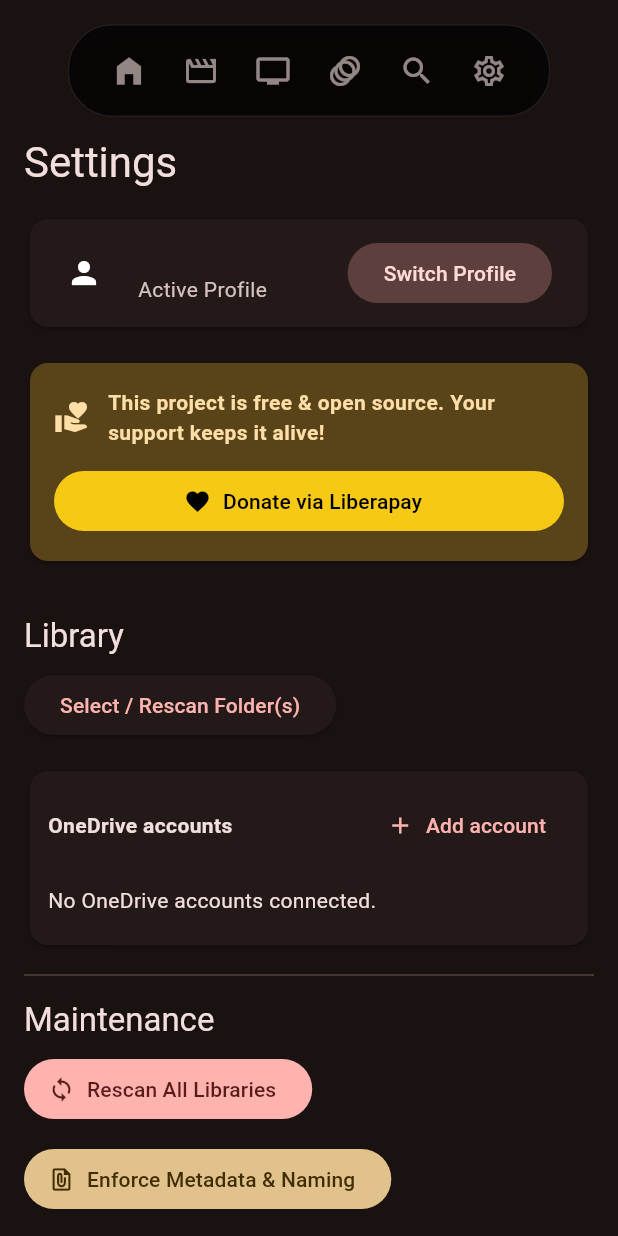
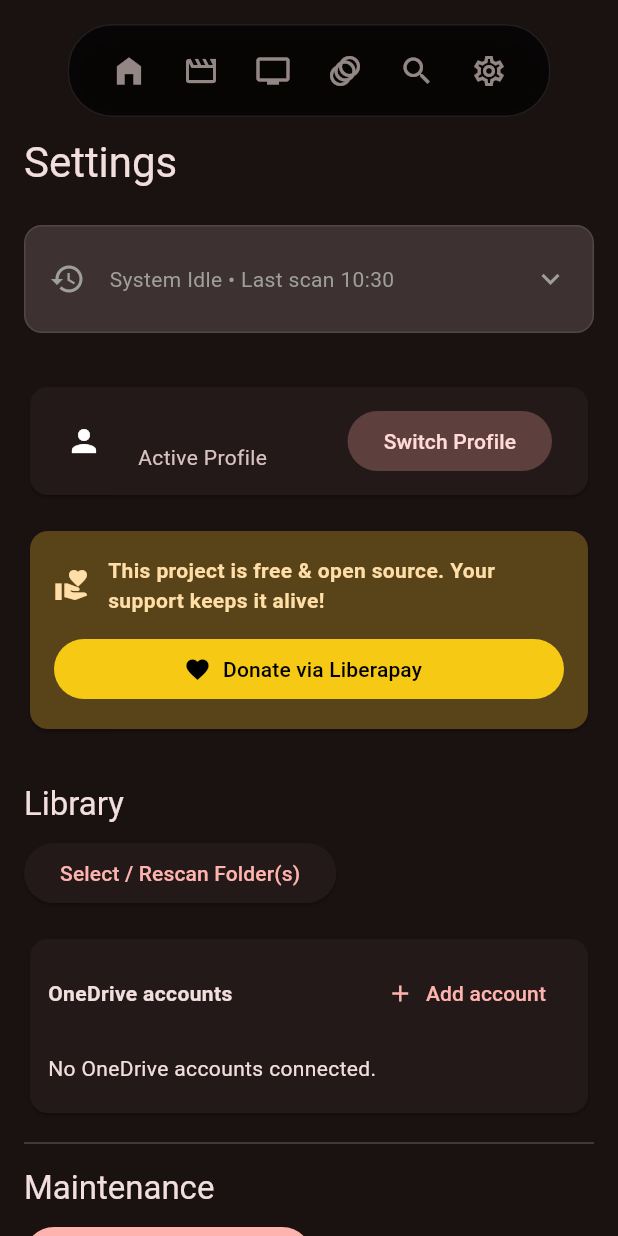
Before and after one commit to Freaks-Empire/Freak-Flix, a Flutter app: the SettingsScreen screen opened by its route, on a phone screen of 412 x 824 dp. Run offline on Flutter 3.47's test engine with Material 3 defaults, Android fonts, the phone set to English and light mode, and no system bars; our stand-ins replace cached_network_image, file_picker, flutter_dotenv, flutter_local_notifications, go_router, package_info_plus and 3 more; missing offline and left inert: flutter_foreground_task, media_kit, media_kit_video, youtube_explode_dart; accounts and stored records are empty; network calls fail.

Commit message:
Feat: Implement ActivityCommandCenter dashboard in Settings

```diff
--- a/lib/screens/settings_screen.dart
+++ b/lib/screens/settings_screen.dart
@@ -24,6 +24,7 @@ import '../services/data_backup_service.dart'; // NEW
 import 'onedrive_folder_picker.dart';
 
 import 'package:file_picker/file_picker.dart';
+import '../widgets/activity_command_center.dart'; // NEW
 
 class SettingsScreen extends StatefulWidget {
   const SettingsScreen({super.key});
@@ -149,6 +150,10 @@ class _SettingsScreenState extends State<SettingsScreen> {
         // Header
         Text('Settings', style: Theme.of(context).textTheme.headlineMedium),
         const SizedBox(height: 16),
+
+        // Command Center (Activity Dashboard)
+        const ActivityCommandCenter(),
+        const SizedBox(height: 24),
 
         // Profile Section
         if (profileProvider.activeProfile != null) ...[
--- /dev/null
+++ b/lib/widgets/activity_command_center.dart
@@ -0,0 +1,385 @@
+import 'package:flutter/material.dart';
+import 'package:provider/provider.dart';
+import '../providers/library_provider.dart';
+
+/// A high-fidelity, production-ready Activity Command Center widget.
+/// Manages complex visual states (Idle, Busy, Expanded) for the media application.
+///
+/// AESTHETIC: DARK_MODE_NETFLIX_CYBERPUNK
+class ActivityCommandCenter extends StatefulWidget {
+  const ActivityCommandCenter({super.key});
+
+  @override
+  State<ActivityCommandCenter> createState() => _ActivityCommandCenterState();
+}
+
+class _ActivityCommandCenterState extends State<ActivityCommandCenter> with SingleTickerProviderStateMixin {
+  bool _isExpanded = false;
+  bool _showRawLogs = false;
+
+  @override
+  Widget build(BuildContext context) {
+    // Usage: Consumer ensures we rebuild on LibraryProvider changes
+    return Consumer<LibraryProvider>(
+      builder: (context, library, child) {
+        // --- Simulated State Input Mapping ---
+        // Mapping real provider state to the requested input variables
+        final bool isLoading = library.isLoading;
+        // If status empty, default to "System Idle"
+        final String currentTask = library.scanningStatus.isNotEmpty
+            ? library.scanningStatus
+            : 'System Idle';
+
+        // Calculate progress if available, else indeterminate (null)
+        double? progress; // null for indeterminate
+        if (library.totalToScan > 0) {
+           progress = library.scannedCount / library.totalToScan;
+        } else if (isLoading) {
+           progress = null; // Indeterminate
+        } else {
+           progress = 0.0;
+        }
+
+        final int activeTasksCount = isLoading ? 1 : 0; // Simplified for now
+
+        // Format Current Time for "Last scan" placeholder
+        final String timeString = "${DateTime.now().hour.toString().padLeft(2, '0')}:${DateTime.now().minute.toString().padLeft(2, '0')}";
+
+        // --- Aesthetics ---
+        final theme = Theme.of(context);
+        final colorScheme = theme.colorScheme;
+
+        // "Cyberpunk" accents
+        final Color accentColor = isLoading ? const Color(0xFF00E5FF) : Colors.grey; // Cyan when busy
+        final Color dangerColor = const Color(0xFFFF2B2B); // Red for errors/logs
+        final Color surfaceColor = _isExpanded
+            ? Color.alphaBlend(Colors.black.withOpacity(0.2), colorScheme.surfaceContainerHighest)
+            : colorScheme.surfaceContainerHighest;
+
+        return AnimatedContainer(
+          duration: const Duration(milliseconds: 300),
+          curve: Curves.easeInOutCubic,
+          margin: const EdgeInsets.symmetric(vertical: 8.0, horizontal: 0.0),
+          decoration: BoxDecoration(
+            color: surfaceColor,
+            borderRadius: BorderRadius.circular(12),
+            border: Border.all(
+              color: _isExpanded ? accentColor.withOpacity(0.3) : Colors.white10,
+              width: 1.0,
+            ),
+            boxShadow: _isExpanded ? [
+               BoxShadow(color: accentColor.withOpacity(0.1), blurRadius: 12, spreadRadius: -2)
+            ] : [],
+          ),
+          child: Column(
+            mainAxisSize: MainAxisSize.min,
+            children: [
+              // --- HEADS-UP STATE (Collapsed / Header) ---
+              InkWell(
+                onTap: () => setState(() => _isExpanded = !_isExpanded),
+                borderRadius: BorderRadius.circular(12), // Match container
+                child: SizedBox(
+                  height: 70,
+                  child: Stack(
+                    children: [
+                      // Main Row
+                      Padding(
+                        padding: const EdgeInsets.symmetric(horizontal: 16.0),
+                        child: Row(
+                          children: [
+                            // Left Icon
+                            AnimatedSwitcher(
+                              duration: const Duration(milliseconds: 300),
+                              child: isLoading
+                                  ? SizedBox(
+                                      key: const ValueKey('busy'),
+                                      width: 24,
+                                      height: 24,
+                                      child: CircularProgressIndicator(
+                                        strokeWidth: 2.5,
+                                        color: accentColor,
+                                      ),
+                                    )
+                                  : Icon(
+                                      Icons.history,
+                                      key: const ValueKey('idle'),
+                                      color: Colors.grey,
+                                    ),
+                            ),
+                            const SizedBox(width: 16),
+
+                            // Center Text
+                            Expanded(
+                              child: Column(
+                                mainAxisAlignment: MainAxisAlignment.center,
+                                crossAxisAlignment: CrossAxisAlignment.start,
+                                children: [
+                                  AnimatedSwitcher(
+                                    duration: const Duration(milliseconds: 200),
+                                    child: isLoading
+                                        ? Text(
+                                            "Processing: $activeTasksCount Tasks Active",
+                                            key: const ValueKey('text_busy'),
+                                            style: theme.textTheme.titleMedium?.copyWith(
+                                              color: Colors.white,
+                                              fontWeight: FontWeight.bold,
+                                              letterSpacing: 0.5,
+                                            ),
+                                          )
+                                        : Text(
+                                            "System Idle • Last scan $timeString",
+                                            key: const ValueKey('text_idle'),
+                                            style: theme.textTheme.bodyMedium?.copyWith(
+                                              color: Colors.grey,
+                                              // Using roboto/standard for idle text as requested
+                                            ),
+                                          ),
+                                  ),
+                                  if (isLoading)
+                                    Padding(
+                                      padding: const EdgeInsets.only(top: 4),
+                                      child: Text(
+                                        currentTask,
+                                        maxLines: 1,
+                                        overflow: TextOverflow.ellipsis,
+                                        style: TextStyle(
+                                          color: Colors.white70,
+                                          fontSize: 12,
+                                          fontFamily: 'monospace' // Fallback for dev/terminal feel
+                                        ),
+                                      ),
+                                    ),
+                                ],
+                              ),
+                            ),
+
+                            // Expand Chevron
+                            AnimatedRotation(
+                              turns: _isExpanded ? 0.5 : 0.0,
+                              duration: const Duration(milliseconds: 300),
+                              child: const Icon(Icons.expand_more, color: Colors.grey),
+                            ),
+                          ],
+                        ),
+                      ),
+
+                      // The "Secret" Bottom Progress Bar
+                      if (isLoading)
+                        Positioned(
+                          left: 4, right: 4, bottom: 0,
+                          child: ClipRRect(
+                            borderRadius: const BorderRadius.vertical(bottom: Radius.circular(12)),
+                            child: LinearProgressIndicator(
+                              value: progress, // Null = indeterminate animation
+                              minHeight: 2,
+                              backgroundColor: Colors.transparent,
+                              color: accentColor,
+                            ),
+                          ),
+                        ),
+                    ],
+                  ),
+                ),
+              ),
+
+              // --- COMMAND CENTER STATE (Expanded Content) ---
+              AnimatedSize(
+                duration: const Duration(milliseconds: 300),
+                curve: Curves.easeInOutCubic,
+                child: _isExpanded
+                    ? Column(
+                        crossAxisAlignment: CrossAxisAlignment.stretch,
+                        children: [
+                          const Divider(height: 1, color: Colors.white10),
+
+                          // SECTION A: Active High-Priority Row
+                          Padding(
+                            padding: const EdgeInsets.all(16.0),
+                            child: Column(
+                              crossAxisAlignment: CrossAxisAlignment.start,
+                              children: [
+                                Row(
+                                  mainAxisAlignment: MainAxisAlignment.spaceBetween,
+                                  children: [
+                                    Text(
+                                      "ACTIVE TASK",
+                                      style: theme.textTheme.labelSmall?.copyWith(
+                                        color: accentColor,
+                                        fontWeight: FontWeight.w900,
+                                        letterSpacing: 1.2
+                                      )
+                                    ),
+                                    // Monospace Metadata
+                                    Text(
+                                      isLoading ? "RUNNING • ${(progress != null ? (progress! * 100).toStringAsFixed(1) : '--')}%" : "WAITING",
+                                      style: const TextStyle(
+                                        fontFamily: 'monospace',
+                                        fontSize: 12,
+                                        color: Colors.grey,
+                                      ),
+                                    ),
+                                  ],
+                                ),
+                                const SizedBox(height: 12),
+                                // Metadata / Speed (Simulated)
+                                if (isLoading) ...[
+                                  Text(
+                                    currentTask,
+                                    style: theme.textTheme.bodyLarge?.copyWith(fontWeight: FontWeight.w600),
+                                  ),
+                                  const SizedBox(height: 4),
+                                  const Text(
+                                    "Rate estimates unavailable", // Placeholder for Speed
+                                    style: TextStyle(fontFamily: 'monospace', fontSize: 11, color: Colors.grey),
+                                  ),
+                                  const SizedBox(height: 12),
+
+                                  // Thick Progress Bar
+                                  ClipRRect(
+                                    borderRadius: BorderRadius.circular(4),
+                                    child: LinearProgressIndicator(
+                                      value: progress,
+                                      minHeight: 8,
+                                      backgroundColor: Colors.black26,
+                                      color: accentColor, // "Cyberpunk" Cyan
+                                    ),
+                                  ),
+                                ] else
+                                  const Padding(
+                                    padding: EdgeInsets.symmetric(vertical: 12),
+                                    child: Center(child: Text("No active processes.", style: TextStyle(color: Colors.white38))),
+                                  ),
+                              ],
+                            ),
+                          ),
+
+                          // SECTION B: Queue (Simulated for this widget, could be real later)
+                          Container(
+                            color: Colors.black12,
+                            padding: const EdgeInsets.symmetric(vertical: 8),
+                            child: Column(
+                              crossAxisAlignment: CrossAxisAlignment.start,
+                              children: [
+                                Padding(
+                                  padding: const EdgeInsets.symmetric(horizontal: 16, vertical: 8),
+                                  child: Text(
+                                    "QUEUE (PENDING)",
+                                    style: theme.textTheme.labelSmall?.copyWith(color: Colors.white38)
+                                  ),
+                                ),
+                                if (isLoading && library.totalToScan > library.scannedCount)
+                                  _TaskItem(
+                                      title: "Pending Item #${library.scannedCount + 1}",
+                                      status: "Queued",
+                                      isDimmed: true
+                                  )
+                                else
+                                  const Padding(
+                                    padding: EdgeInsets.symmetric(horizontal: 16, vertical: 4),
+                                    child: Text("Empty", style: TextStyle(color: Colors.white24, fontStyle: FontStyle.italic)),
+                                  ),
+                              ],
+                            ),
+                          ),
+
+                          // SECTION C: Console Footer
+                          InkWell(
+                            onTap: () => setState(() => _showRawLogs = !_showRawLogs),
+                            child: Container(
+                              padding: const EdgeInsets.symmetric(horizontal: 16, vertical: 12),
+                              decoration: const BoxDecoration(
+                                border: Border(top: BorderSide(color: Colors.white10)),
+                              ),
+                              child: Row(
+                                children: [
+                                  Icon(_showRawLogs ? Icons.terminal : Icons.code, size: 16, color: Colors.grey),
+                                  const SizedBox(width: 8),
+                                  Text(
+                                    _showRawLogs ? "Hide Raw Logs" : "View Raw Logs",
+                                    style: const TextStyle(fontSize: 12, color: Colors.grey, fontWeight: FontWeight.bold),
+                                  ),
+                                  const Spacer(),
+                                  if (library.error != null)
+                                    Icon(Icons.warning_amber_rounded, size: 16, color: dangerColor),
+                                ],
+                              ),
+                            ),
+                          ),
+
+                          // Raw Logs View (Terminal Style)
+                          AnimatedCrossFade(
+                            duration: const Duration(milliseconds: 200),
+                            crossFadeState: _showRawLogs ? CrossFadeState.showSecond : CrossFadeState.showFirst,
+                            firstChild: const SizedBox(width: double.infinity),
+                            secondChild: Container(
+                              width: double.infinity,
+                              height: 150,
+                              color: const Color(0xFF101010), // Almost black
+                              padding: const EdgeInsets.all(12),
+                              child: SingleChildScrollView(
+                                reverse: true,
+                                child: Text(
+                                  _buildMockLogs(library),
+                                  style: const TextStyle(
+                                    fontFamily: 'monospace',
+                                    fontSize: 11,
+                                    color: Color(0xFF00FF41), // Terminal Green
+                                    height: 1.4,
+                                  ),
+                                ),
+                              ),
+                            ),
+                          ),
+                        ],
+                      )
+                    : const SizedBox.shrink(),
+              ),
+            ],
+          ),
+        );
+      },
+    );
+  }
+
+  String _buildMockLogs(LibraryProvider lib) {
+    if (lib.error != null) {
+      return "[ERROR] ${DateTime.now().toIso8601String()}\n${lib.error}\n[CRITICAL] Process halted.";
+    }
+    if (lib.isLoading) {
+      return "[INFO] Scan initiated by User\n[INFO] Connecting to Metadata Service...\n[DEBUG] Found ${lib.scannedCount} items so far\n[INFO] Processing: ${lib.currentScanItem ?? 'Unknown'}...\n> _";
+    }
+    return "[SYSTEM] Ready.\n[SYSTEM] Waiting for commands...\n> _";
+  }
+}
+
+/// Helper widget for Queue items.
+/// Dims content to 60% opacity as requested for Section B.
+class _TaskItem extends StatelessWidget {
+  final String title;
+  final String status;
+  final bool isDimmed;
+
+  const _TaskItem({
+    required this.title,
+    required this.status,
+    this.isDimmed = false,
+  });
+
+  @override
+  Widget build(BuildContext context) {
+    return Opacity(
+      opacity: isDimmed ? 0.6 : 1.0,
+      child: Padding(
+        padding: const EdgeInsets.symmetric(horizontal: 16, vertical: 6),
+        child: Row(
+          children: [
+            const Icon(Icons.circle_outlined, size: 12, color: Colors.grey),
+            const SizedBox(width: 12),
+            Expanded(child: Text(title, style: const TextStyle(fontSize: 13))),
+            Text(status, style: const TextStyle(fontSize: 11, fontFamily: 'monospace', color: Colors.white54)),
+          ],
+        ),
+      ),
+    );
+  }
+}
```
